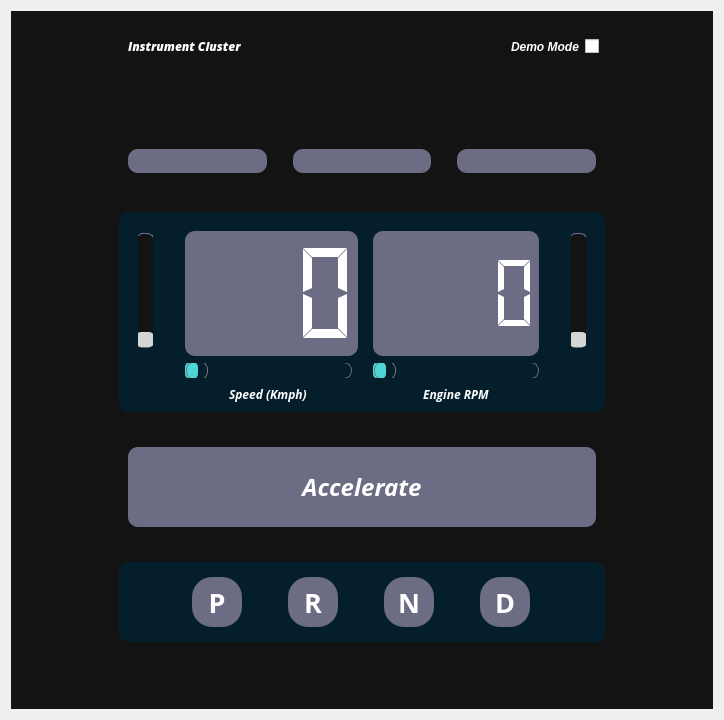
Old version of the form ui/IC.ui in the repository suchinton/AGL_Demo_Control_Panel.
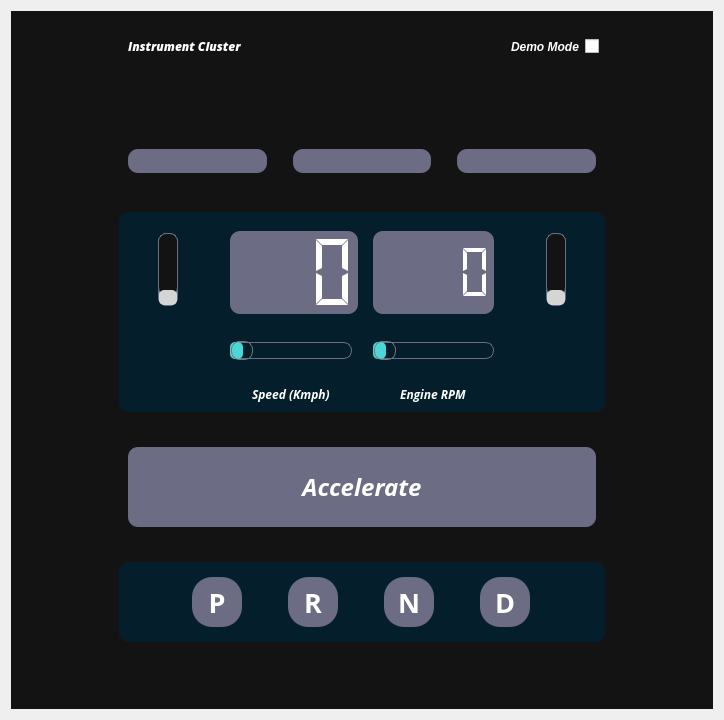
New version of the form. Icons and pictures are not drawn.

```diff
--- a/ui/IC.ui
+++ b/ui/IC.ui
@@ -391,6 +391,12 @@
              </item>
              <item row="1" column="8" alignment="Qt::AlignHCenter">
               <widget class="QSlider" name="fuelLevel_slider">
+               <property name="minimumSize">
+                <size>
+                 <width>60</width>
+                 <height>0</height>
+                </size>
+               </property>
                <property name="font">
                 <font>
                  <kerning>true</kerning>
@@ -415,6 +421,12 @@
              </item>
              <item row="1" column="1" alignment="Qt::AlignHCenter">
               <widget class="QSlider" name="coolantTemp_slider">
+               <property name="minimumSize">
+                <size>
+                 <width>60</width>
+                 <height>0</height>
+                </size>
+               </property>
                <property name="orientation">
                 <enum>Qt::Vertical</enum>
                </property>
@@ -513,6 +525,12 @@
              </item>
              <item row="3" column="3">
               <widget class="QSlider" name="Speed_slider">
+               <property name="minimumSize">
+                <size>
+                 <width>0</width>
+                 <height>60</height>
+                </size>
+               </property>
                <property name="font">
                 <font>
                  <weight>50</weight>
@@ -567,6 +585,12 @@
              </item>
              <item row="3" column="6">
               <widget class="QSlider" name="RPM_slider">
+               <property name="minimumSize">
+                <size>
+                 <width>0</width>
+                 <height>60</height>
+                </size>
+               </property>
                <property name="orientation">
                 <enum>Qt::Horizontal</enum>
                </property>
```
